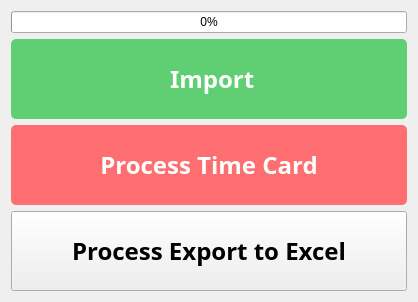
Maze711/systemPayroll, file MainFrame/Resources/UI/dialogImporter.ui: the form before one commit.
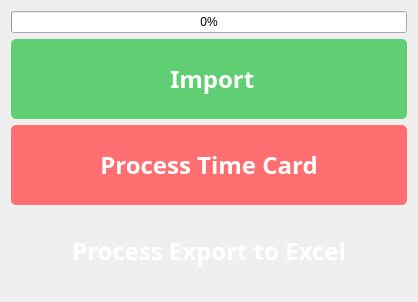
The form after the commit. Icons and pictures are not drawn.

Commit message: Deductions Export to excel working

Patch:
```diff
--- a/MainFrame/Resources/UI/dialogImporter.ui
+++ b/MainFrame/Resources/UI/dialogImporter.ui
@@ -38,7 +38,7 @@
 background-color: rgb(255, 80, 83);
 }
 
-#btnViewDeduction{
+#btnExportToExcel{
 border-radius: 5px;
 background-color: &quot;#344273&quot;;
 color: white;
```
Left out of the diff: 2 changed lines with no effect on the pictures. The commit also changes 2 other files.
